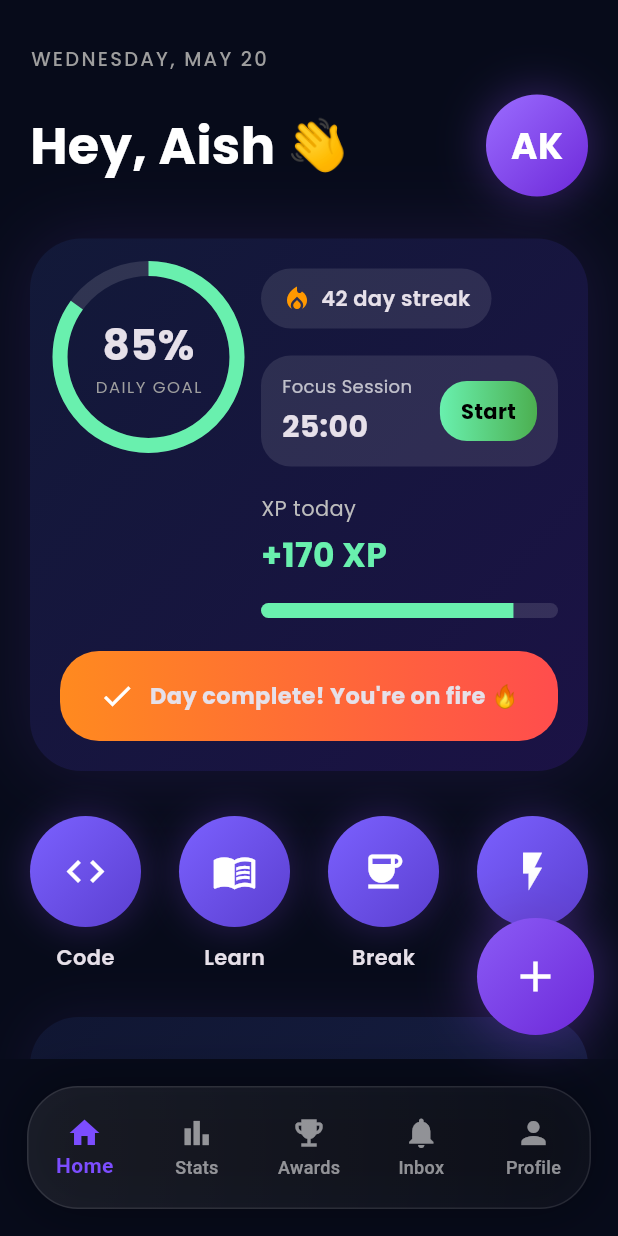
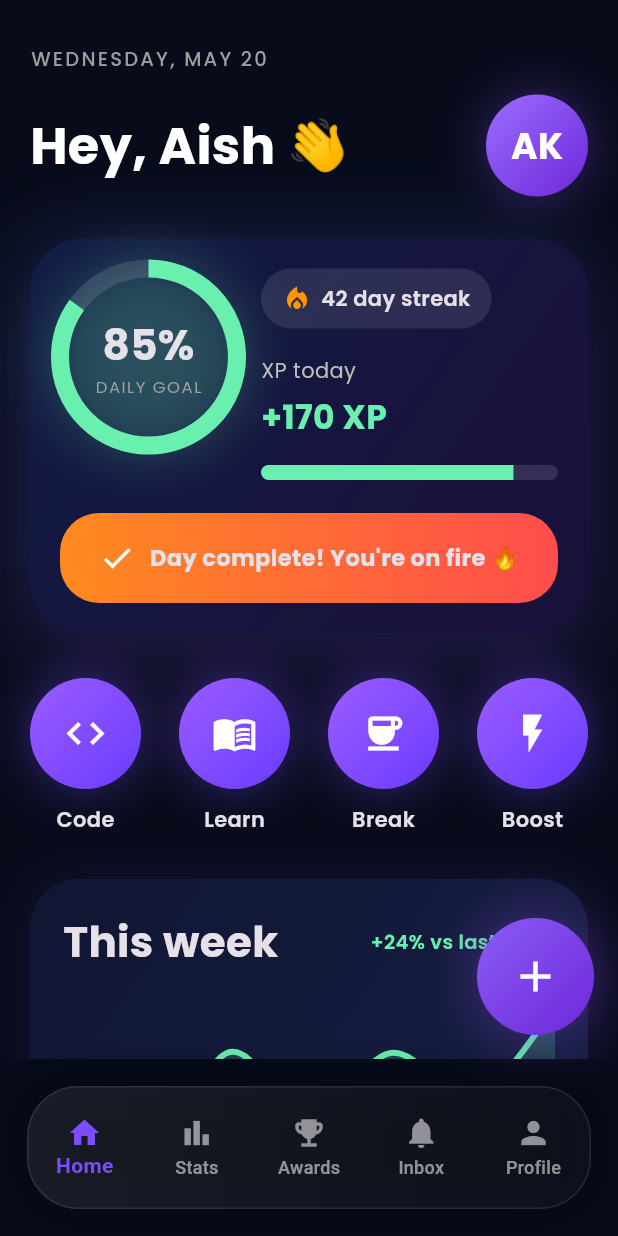
Before and after one commit to aishbuilds-aiml/DevSteak, a Flutter app: the screen it shows after launch, on a phone screen of 412 x 824 dp. Run offline on Flutter 3.47's test engine with Material 3 defaults, Android fonts, the phone set to English and light mode, and no system bars; drawn by our look-alikes of fl_chart; our stand-ins replace google_fonts, shared_preferences.

Commit message:
Updated DevStreak UI and setup

```diff
--- a/lib/screens/home_screen.dart
+++ b/lib/screens/home_screen.dart
@@ -147,7 +147,7 @@ class _HomeScreenState extends State<HomeScreen> {
                 decoration: BoxDecoration(
 
                   borderRadius:
-                  BorderRadius.circular(34),
+                  BorderRadius.circular(36),
 
                   gradient: const LinearGradient(
 
@@ -155,19 +155,25 @@ class _HomeScreenState extends State<HomeScreen> {
                     end: Alignment.bottomRight,
 
                     colors: [
-                      Color(0xFF121938),
-                      Color(0xFF1B1245),
+                      Color(0xFF111B44),
+                      Color(0xFF1A103A),
                     ],
                   ),
 
                   boxShadow: [
 
                     BoxShadow(
-                      color:
-                      Colors.deepPurple.withOpacity(0.18),
+                      color: Colors.deepPurple.withOpacity(0.22),
+                      blurRadius: 50,
+                      spreadRadius: 4,
+                      offset: const Offset(0, 20),
+                    ),
 
+                    BoxShadow(
+                      color: Colors.blueAccent.withOpacity(0.08),
                       blurRadius: 40,
                       spreadRadius: 2,
+                      offset: const Offset(-10, -10),
                     ),
                   ],
                 ),
@@ -195,6 +201,26 @@ class _HomeScreenState extends State<HomeScreen> {
 
                             children: [
 
+                              Container(
+
+                                width: 118,
+                                height: 118,
+
+                                decoration: BoxDecoration(
+
+                                  shape: BoxShape.circle,
+
+                                  boxShadow: [
+
+                                    BoxShadow(
+                                      color: Colors.greenAccent.withOpacity(0.25),
+                                      blurRadius: 30,
+                                      spreadRadius: 6,
+                                    ),
+                                  ],
+                                ),
+                              ),
+
                               SizedBox(
 
                                 width: 118,
@@ -205,7 +231,7 @@ class _HomeScreenState extends State<HomeScreen> {
 
                                   value: progress,
 
-                                  strokeWidth: 10,
+                                  strokeWidth: 12,
 
                                   backgroundColor:
                                   Colors.white12,
@@ -312,117 +338,6 @@ class _HomeScreenState extends State<HomeScreen> {
                                           FontWeight.w600,
 
                                           fontSize: 14,
-                                        ),
-                                      ),
-                                    ),
-                                  ],
-                                ),
-                              ),
-
-                              const SizedBox(height: 18),
-
-                              Container(
-
-                                padding: const EdgeInsets.symmetric(
-                                  horizontal: 14,
-                                  vertical: 12,
-                                ),
-
-                                decoration: BoxDecoration(
-
-                                  color: Colors.white10,
-
-                                  borderRadius:
-                                  BorderRadius.circular(20),
-                                ),
-
-                                child: Row(
-
-                                  mainAxisAlignment:
-                                  MainAxisAlignment.spaceBetween,
-
-                                  children: [
-
-                                    Column(
-
-                                      crossAxisAlignment:
-                                      CrossAxisAlignment.start,
-
-                                      children: [
-
-                                        Text(
-                                          "Focus Session",
-
-                                          style: GoogleFonts.poppins(
-                                            color: Colors.white70,
-                                            fontSize: 12,
-                                          ),
-                                        ),
-
-                                        const SizedBox(height: 4),
-
-                                        Text(
-                                          appData.formattedTime,
-
-                                          style: GoogleFonts.poppins(
-                                            fontWeight: FontWeight.bold,
-                                            fontSize: 20,
-                                          ),
-                                        ),
-                                      ],
-                                    ),
-
-                                    GestureDetector(
-
-                                      onTap: () {
-
-                                        if (appData.sessionRunning) {
-
-                                          appData.stopSession();
-
-                                        } else {
-
-                                          appData.startSession();
-                                        }
-                                      },
-
-                                      child: Container(
-
-                                        padding: const EdgeInsets.symmetric(
-                                          horizontal: 14,
-                                          vertical: 10,
-                                        ),
-
-                                        decoration: BoxDecoration(
-
-                                          gradient: LinearGradient(
-
-                                            colors:
-                                            appData.sessionRunning
-                                                ? [
-                                              Colors.redAccent,
-                                              Colors.deepOrange,
-                                            ]
-                                                : [
-                                              Colors.greenAccent,
-                                              Colors.green,
-                                            ],
-                                          ),
-
-                                          borderRadius:
-                                          BorderRadius.circular(18),
-                                        ),
-
-                                        child: Text(
-
-                                          appData.sessionRunning
-                                              ? "Stop"
-                                              : "Start",
-
-                                          style: GoogleFonts.poppins(
-                                            fontWeight: FontWeight.bold,
-                                            color: Colors.black,
-                                          ),
                                         ),
                                       ),
                                     ),
@@ -836,27 +751,29 @@ class _HomeScreenState extends State<HomeScreen> {
 
             shape: BoxShape.circle,
 
+            boxShadow: [
+
+              BoxShadow(
+                color: Colors.deepPurpleAccent
+                    .withOpacity(0.35),
+
+                blurRadius: 25,
+                spreadRadius: 2,
+
+              ),
+            ],
+
             gradient: const LinearGradient(
 
               begin: Alignment.topLeft,
               end: Alignment.bottomRight,
 
               colors: [
-                Color(0xFF7B61FF),
-                Color(0xFF5B3FD0),
+                Color(0xFF9B5CFF),
+                Color(0xFF6A3CFF),
               ],
             ),
 
-            boxShadow: [
-
-              BoxShadow(
-                color:
-                Colors.deepPurple.withOpacity(0.35),
-
-                blurRadius: 20,
-                spreadRadius: 1,
-              ),
-            ],
           ),
 
           child: Icon(
--- a/pubspec.yaml
+++ b/pubspec.yaml
@@ -63,6 +63,9 @@ flutter:
   # the material Icons class.
   uses-material-design: true
 
+  assets:
+    - assets/images/mascot.png
+
   # To add assets to your application, add an assets section, like this:
   # assets:
   #   - images/a_dot_burr.jpeg
```
Also changed, not shown: assets/images/mascot.png (added), 2 other files.
